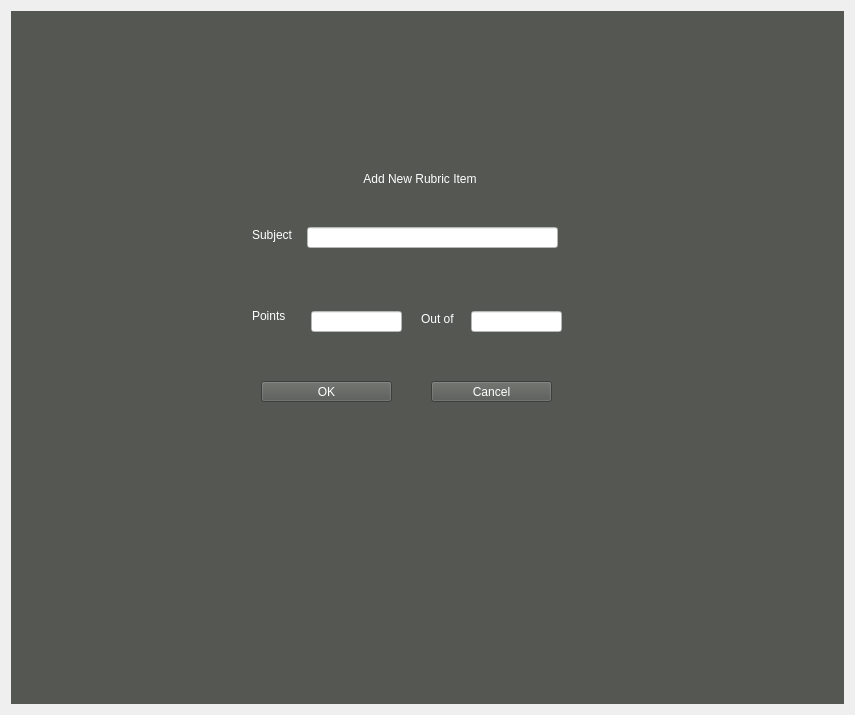
Old version of the form GradingProject/GradingProjectGUI/widget.ui in the repository nax47/Grading-Assistance-App.
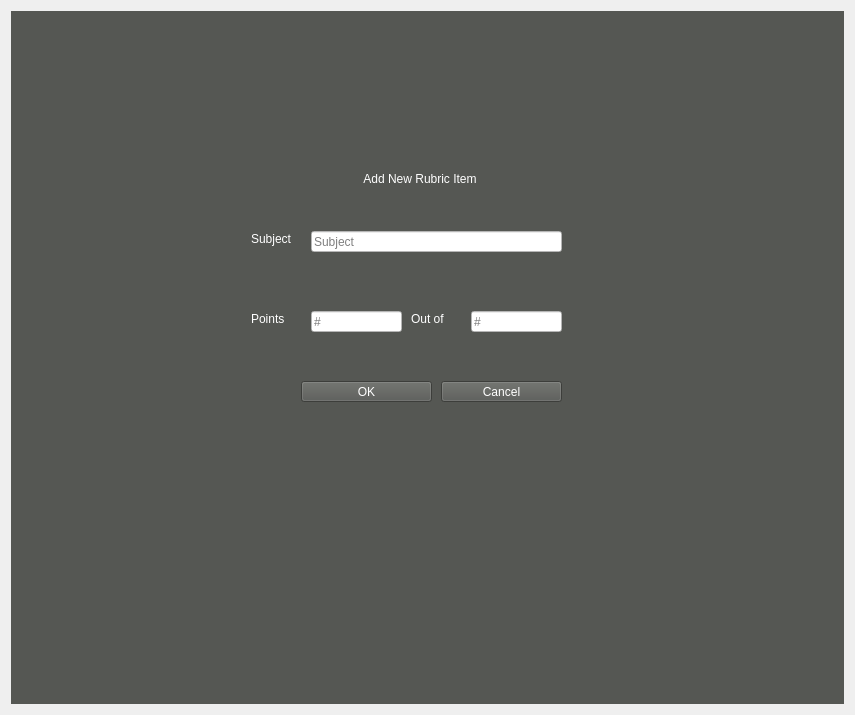
New version of the form. The open tabs and pages were chosen to show the change.

The edit to the form file:
```diff
--- a/GradingProject/GradingProjectGUI/widget.ui
+++ b/GradingProject/GradingProjectGUI/widget.ui
@@ -197,7 +197,7 @@
       <widget class="QLabel" name="pointsLabel_2">
        <property name="geometry">
         <rect>
-         <x>410</x>
+         <x>400</x>
          <y>300</y>
          <width>40</width>
          <height>16</height>
@@ -222,6 +222,9 @@
        <property name="styleSheet">
         <string notr="true">background-color: rgb(255, 255, 255);</string>
        </property>
+       <property name="placeholderText">
+        <string>#</string>
+       </property>
       </widget>
       <widget class="QLabel" name="newRubricItemLabel">
        <property name="geometry">
@@ -245,7 +248,7 @@
       <widget class="QPushButton" name="cancelButton">
        <property name="geometry">
         <rect>
-         <x>420</x>
+         <x>430</x>
          <y>370</y>
          <width>121</width>
          <height>21</height>
@@ -261,7 +264,7 @@
       <widget class="QPushButton" name="okButton">
        <property name="geometry">
         <rect>
-         <x>250</x>
+         <x>290</x>
          <y>370</y>
          <width>131</width>
          <height>21</height>
@@ -277,8 +280,8 @@
       <widget class="QLabel" name="pointsLabel">
        <property name="geometry">
         <rect>
-         <x>241</x>
-         <y>297</y>
+         <x>240</x>
+         <y>300</y>
          <width>40</width>
          <height>16</height>
         </rect>
@@ -302,12 +305,15 @@
        <property name="styleSheet">
         <string notr="true">background-color: rgb(255, 255, 255);</string>
        </property>
+       <property name="placeholderText">
+        <string>#</string>
+       </property>
       </widget>
       <widget class="QLabel" name="subjectLabel">
        <property name="geometry">
         <rect>
-         <x>241</x>
-         <y>216</y>
+         <x>240</x>
+         <y>220</y>
          <width>49</width>
          <height>16</height>
         </rect>
@@ -322,8 +328,8 @@
       <widget class="QLineEdit" name="subjectLine">
        <property name="geometry">
         <rect>
-         <x>296</x>
-         <y>216</y>
+         <x>300</x>
+         <y>220</y>
          <width>251</width>
          <height>21</height>
         </rect>
@@ -331,6 +337,9 @@
        <property name="styleSheet">
         <string notr="true">background-color: rgb(255, 255, 255);</string>
        </property>
+       <property name="placeholderText">
+        <string>Subject</string>
+       </property>
       </widget>
      </widget>
      <widget class="QWidget" name="page_2">
```
Left out of the diff: 25 changed lines with no effect on the pictures.
